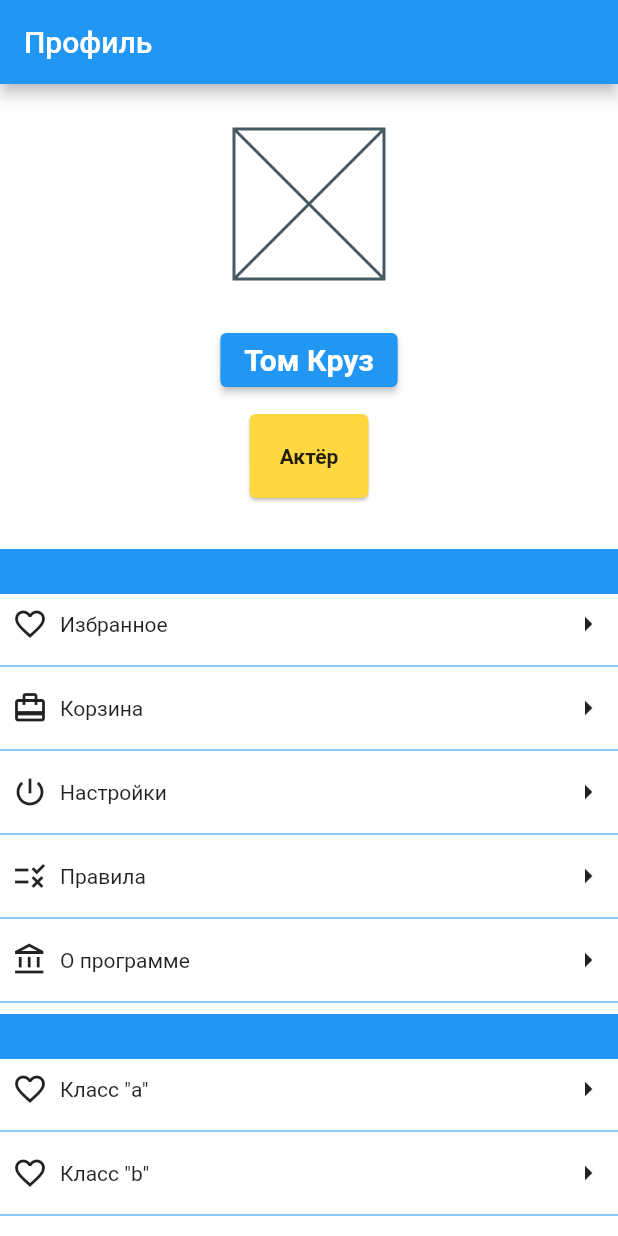
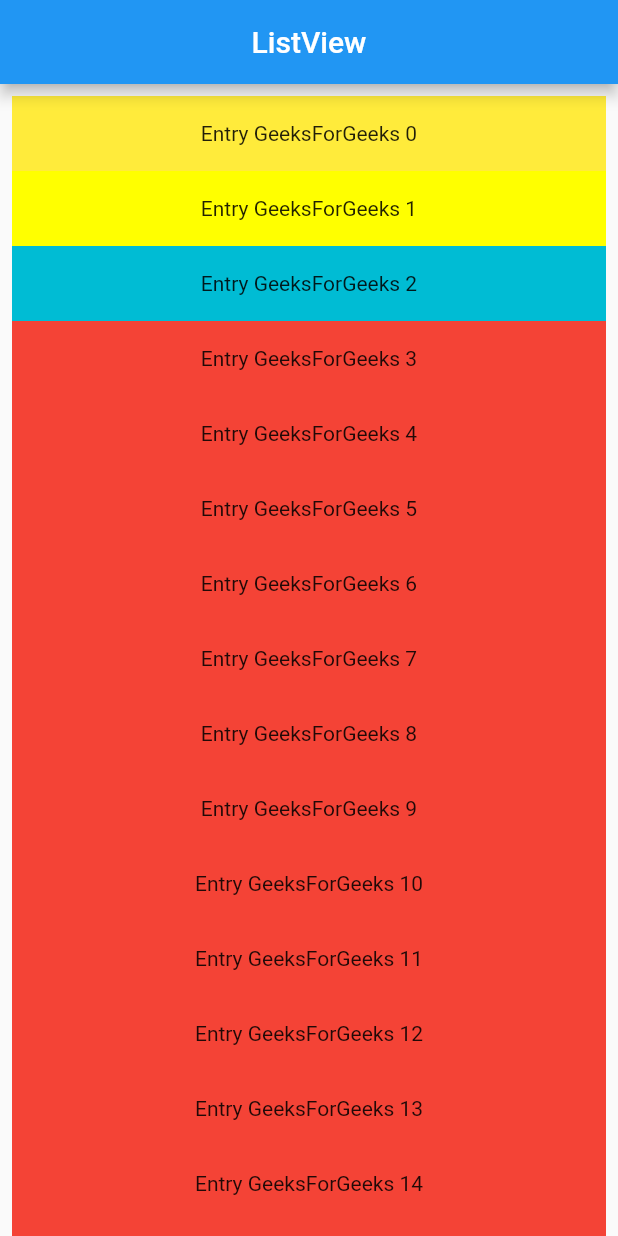
Before and after one commit to SuleymanovTat/flutterApp, a Flutter app: the screen it shows after launch, on a phone screen of 412 x 824 dp. Run offline on Flutter 3.47's test engine with Material 2 defaults, Android fonts, the light colour scheme and no system bars.

Commit message:
added ListView

```diff
--- a/lib/main.dart
+++ b/lib/main.dart
@@ -5,11 +5,13 @@
 import 'dart:math' as math;
 
 import 'package:flutter_application_name/widget/app.dart';
+import 'package:flutter_application_name/widget/listview.dart';
 import 'package:flutter_application_name/widget/profile.dart';
 
 void main() {
   // runApp(const App());
-  runApp(const ProfileApp());
+  // runApp(const ProfileApp());
+  runApp(const CustomListView());
 }
 
 // class NewMyApp extends StatefulWidget {
--- /dev/null
+++ b/lib/widget/listview.dart
@@ -0,0 +1,47 @@
+import 'package:flutter/material.dart';
+
+class CustomListView extends StatelessWidget {
+  const CustomListView({Key? key}) : super(key: key);
+
+  @override
+  Widget build(BuildContext context) {
+    // final List<String> entries = <String>['A', 'B', 'C'];
+    final List<String> entries = <String>[];
+    for (int i = 0; i < 300; i++) {
+      try {
+        entries.add('GeeksForGeeks $i');
+      } catch (e, s) {
+        print(s);
+      }
+    }
+
+    final List<Color> colorCodes = <Color>[
+      Colors.yellow,
+      Colors.yellowAccent,
+      Colors.cyan
+    ];
+    return MaterialApp(
+        home: Scaffold(
+            appBar: AppBar(
+              title: const Text("ListView"),
+              centerTitle: true,
+            ),
+            body: Container(
+                child: ListView.builder(
+                    padding: const EdgeInsets.all(8),
+                    itemCount: entries.length,
+                    itemBuilder: (BuildContext context, int index) {
+                      return Container(
+                        height: 50,
+                        color: colorCodes.getOrNull(index) ?? Colors.red,
+                        child: Center(child: Text('Entry ${entries[index]}')),
+                      );
+                    }))));
+  }
+}
+
+extension _GetOrNull<T> on List<T> {
+  T? getOrNull(int index) => _checkIndex(index) ? this[index] : null;
+
+  bool _checkIndex(int index) => index >= 0 && index < length;
+}
--- a/lib/widget/profile.dart
+++ b/lib/widget/profile.dart
@@ -10,6 +10,8 @@
 class ProfileApp extends StatelessWidget {
   const ProfileApp({Key? key}) : super(key: key);
 
+  get itemBuilder => null;
+
   @override
   Widget build(BuildContext context) {
     List<ItemList>? listDate = ["a", "b", "c", "b"]
@@ -19,23 +21,28 @@
 
     return MaterialApp(
       home: Scaffold(
-        appBar: AppBar(title: const Text("Профиль")),
+        appBar: AppBar(
+          title: const Text("Профиль"),
+          centerTitle: true,
+        ),
         body: Container(
           width: double.infinity,
           color: Colors.white,
-          child: SingleChildScrollView(
-            child: Column(
+          // child: SingleChildScrollView(
+          child: ListView(
             children: [
               const SizedBox(height: 30),
-                const SizedBox(
+              const Center(
+                child: SizedBox(
                   width: 100,
                   height: 100,
                   child: Placeholder(),
                 ),
+              ),
               const SizedBox(height: 30),
-                buildElevatedButton(),
+              Center(child: buildElevatedButton()),
               const SizedBox(height: 8),
-                buildCard(),
+              Center(child: buildCard()),
               const SizedBox(height: 30),
               Container(height: 30, color: Colors.blue),
               const ItemList(ItemData(Icons.favorite_border, "Избранное")),
@@ -49,7 +56,7 @@
               for (var item in listDate ?? [const Text("Empty")]) item
             ],
           ),
-          ),
+          // ),
         ),
       ),
     );
```
Lines whose indentation alone changed are shown as unchanged.
